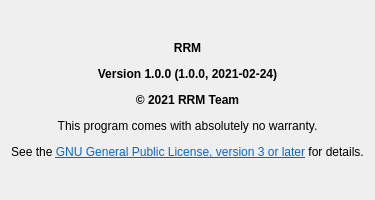
Old version of the form src/apps/mainwindow/about/about_widget.ui in the repository jdms/rrm.
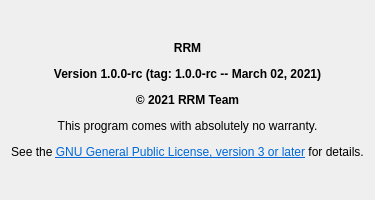
New version of the form.

Commit message:
Update links in README.md, version number and date
This commit corresponds to the first release candidate.  If no issues
are found, it will be tagged for release.

```diff
--- a/src/apps/mainwindow/about/about_widget.ui
+++ b/src/apps/mainwindow/about/about_widget.ui
@@ -31,7 +31,7 @@
      <item>
       <widget class="QLabel" name="label_4">
        <property name="text">
-        <string>&lt;html&gt;&lt;head/&gt;&lt;body&gt;&lt;p align=&quot;center&quot;&gt;&lt;span style=&quot; font-family:'MS Shell Dlg 2'; font-weight:600;&quot;&gt;RRM&lt;/span&gt;&lt;/p&gt;&lt;p align=&quot;center&quot;&gt;&lt;span style=&quot; font-family:'MS Shell Dlg 2'; font-weight:600;&quot;&gt;Version 1.0.0 (1.0.0, 2021-02-24)&lt;/span&gt;&lt;/p&gt;&lt;p align=&quot;center&quot;&gt;&lt;span style=&quot; font-family:'MS Shell Dlg 2'; font-weight:600;&quot;&gt;© 2021 RRM Team&lt;/span&gt;&lt;/p&gt;&lt;p align=&quot;center&quot;&gt;&lt;span style=&quot; font-family:'MS Shell Dlg 2';&quot;&gt;This program comes with absolutely no warranty.&lt;/span&gt;&lt;/p&gt;&lt;p align=&quot;center&quot;&gt;&lt;span style=&quot; font-family:'MS Shell Dlg 2';&quot;&gt;See the &lt;/span&gt;&lt;a href=&quot;https://www.gnu.org/licenses/gpl.html&quot;&gt;&lt;span style=&quot; text-decoration: underline; color:#0068da;&quot;&gt;GNU General Public License, version 3 or later&lt;/span&gt;&lt;/a&gt;&lt;span style=&quot; font-family:'MS Shell Dlg 2';&quot;&gt; for details.&lt;/span&gt;&lt;/p&gt;&lt;/body&gt;&lt;/html&gt;</string>
+        <string>&lt;html&gt;&lt;head/&gt;&lt;body&gt;&lt;p align=&quot;center&quot;&gt;&lt;span style=&quot; font-family:'MS Shell Dlg 2'; font-weight:600;&quot;&gt;RRM&lt;/span&gt;&lt;/p&gt;&lt;p align=&quot;center&quot;&gt;&lt;span style=&quot; font-family:'MS Shell Dlg 2'; font-weight:600;&quot;&gt;Version 1.0.0-rc (tag: 1.0.0-rc -- March 02, 2021)&lt;/span&gt;&lt;/p&gt;&lt;p align=&quot;center&quot;&gt;&lt;span style=&quot; font-family:'MS Shell Dlg 2'; font-weight:600;&quot;&gt;© 2021 RRM Team&lt;/span&gt;&lt;/p&gt;&lt;p align=&quot;center&quot;&gt;&lt;span style=&quot; font-family:'MS Shell Dlg 2';&quot;&gt;This program comes with absolutely no warranty.&lt;/span&gt;&lt;/p&gt;&lt;p align=&quot;center&quot;&gt;&lt;span style=&quot; font-family:'MS Shell Dlg 2';&quot;&gt;See the &lt;/span&gt;&lt;a href=&quot;https://www.gnu.org/licenses/gpl.html&quot;&gt;&lt;span style=&quot; text-decoration: underline; color:#0068da;&quot;&gt;GNU General Public License, version 3 or later&lt;/span&gt;&lt;/a&gt;&lt;span style=&quot; font-family:'MS Shell Dlg 2';&quot;&gt; for details.&lt;/span&gt;&lt;/p&gt;&lt;/body&gt;&lt;/html&gt;</string>
        </property>
       </widget>
      </item>
```
The commit also changes 1 other file.
